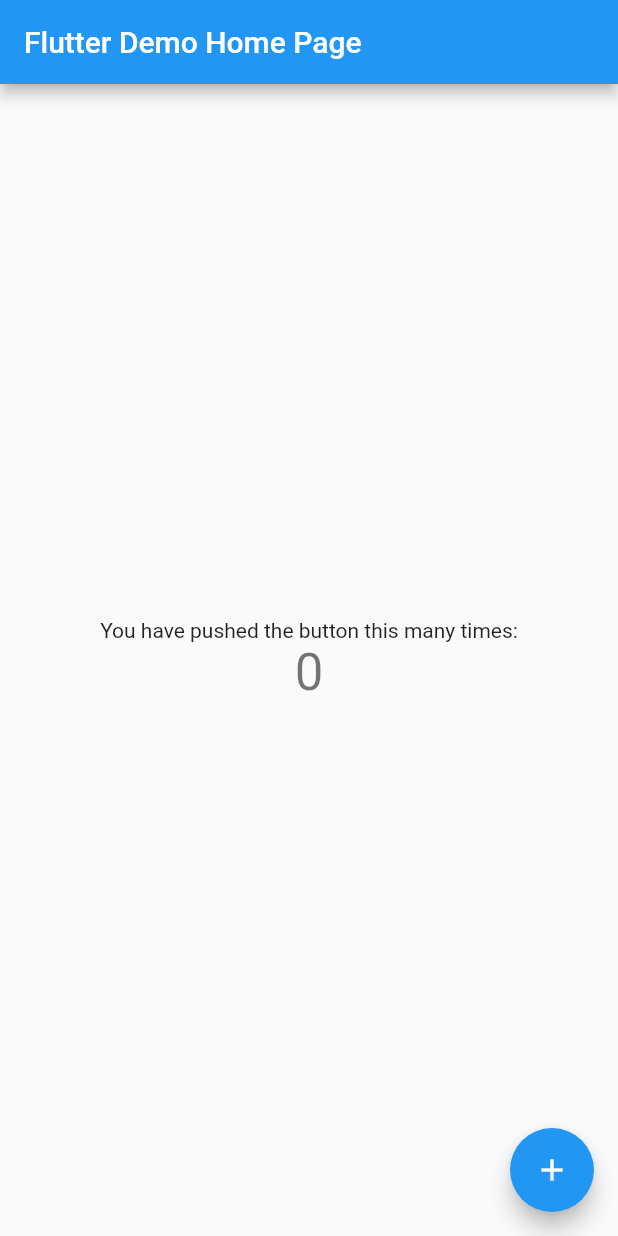
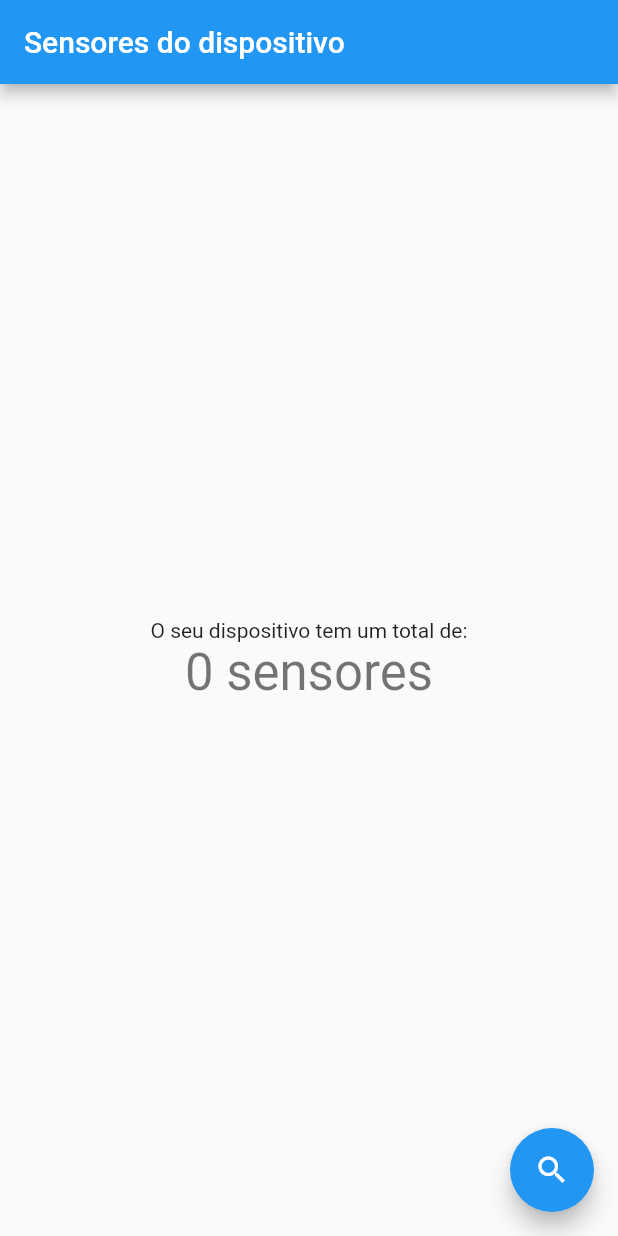
Before and after one commit to FIAP-Shift/Aula3-b-Channel-Sensors, a Flutter app: the screen it shows after launch, on a phone screen of 412 x 824 dp. Run offline on Flutter 3.47's test engine with Material 2 defaults, Android fonts, the phone set to English and light mode, and no system bars.

Commit message:
classe inicial dart

```diff
--- a/lib/main.dart
+++ b/lib/main.dart
@@ -5,113 +5,59 @@ void main() {
 }
 
 class MyApp extends StatelessWidget {
-  // This widget is the root of your application.
+
   @override
   Widget build(BuildContext context) {
     return MaterialApp(
       title: 'Flutter Demo',
       theme: ThemeData(
-        // This is the theme of your application.
-        //
-        // Try running your application with "flutter run". You'll see the
-        // application has a blue toolbar. Then, without quitting the app, try
-        // changing the primarySwatch below to Colors.green and then invoke
-        // "hot reload" (press "r" in the console where you ran "flutter run",
-        // or simply save your changes to "hot reload" in a Flutter IDE).
-        // Notice that the counter didn't reset back to zero; the application
-        // is not restarted.
         primarySwatch: Colors.blue,
-        // This makes the visual density adapt to the platform that you run
-        // the app on. For desktop platforms, the controls will be smaller and
-        // closer together (more dense) than on mobile platforms.
         visualDensity: VisualDensity.adaptivePlatformDensity,
       ),
-      home: MyHomePage(title: 'Flutter Demo Home Page'),
+      home: MyHomePage(),
     );
   }
 }
 
 class MyHomePage extends StatefulWidget {
-  MyHomePage({Key key, this.title}) : super(key: key);
-
-  // This widget is the home page of your application. It is stateful, meaning
-  // that it has a State object (defined below) that contains fields that affect
-  // how it looks.
-
-  // This class is the configuration for the state. It holds the values (in this
-  // case the title) provided by the parent (in this case the App widget) and
-  // used by the build method of the State. Fields in a Widget subclass are
-  // always marked "final".
-
-  final String title;
 
   @override
   _MyHomePageState createState() => _MyHomePageState();
+
 }
 
 class _MyHomePageState extends State<MyHomePage> {
-  int _counter = 0;
+  int _numberOfSensors = 0;
 
-  void _incrementCounter() {
-    setState(() {
-      // This call to setState tells the Flutter framework that something has
-      // changed in this State, which causes it to rerun the build method below
-      // so that the display can reflect the updated values. If we changed
-      // _counter without calling setState(), then the build method would not be
-      // called again, and so nothing would appear to happen.
-      _counter++;
-    });
+  void _findNumberOfSensors() {
+
   }
 
   @override
   Widget build(BuildContext context) {
-    // This method is rerun every time setState is called, for instance as done
-    // by the _incrementCounter method above.
-    //
-    // The Flutter framework has been optimized to make rerunning build methods
-    // fast, so that you can just rebuild anything that needs updating rather
-    // than having to individually change instances of widgets.
     return Scaffold(
       appBar: AppBar(
-        // Here we take the value from the MyHomePage object that was created by
-        // the App.build method, and use it to set our appbar title.
-        title: Text(widget.title),
+        title: Text("Sensores do dispositivo"),
       ),
       body: Center(
-        // Center is a layout widget. It takes a single child and positions it
-        // in the middle of the parent.
         child: Column(
-          // Column is also a layout widget. It takes a list of children and
-          // arranges them vertically. By default, it sizes itself to fit its
-          // children horizontally, and tries to be as tall as its parent.
-          //
-          // Invoke "debug painting" (press "p" in the console, choose the
-          // "Toggle Debug Paint" action from the Flutter Inspector in Android
-          // Studio, or the "Toggle Debug Paint" command in Visual Studio Code)
-          // to see the wireframe for each widget.
-          //
-          // Column has various properties to control how it sizes itself and
-          // how it positions its children. Here we use mainAxisAlignment to
-          // center the children vertically; the main axis here is the vertical
-          // axis because Columns are vertical (the cross axis would be
-          // horizontal).
           mainAxisAlignment: MainAxisAlignment.center,
           children: <Widget>[
             Text(
-              'You have pushed the button this many times:',
+              'O seu dispositivo tem um total de:',
             ),
             Text(
-              '$_counter',
+              '$_numberOfSensors sensores',
               style: Theme.of(context).textTheme.headline4,
             ),
           ],
         ),
       ),
       floatingActionButton: FloatingActionButton(
-        onPressed: _incrementCounter,
-        tooltip: 'Increment',
-        child: Icon(Icons.add),
-      ), // This trailing comma makes auto-formatting nicer for build methods.
+        onPressed: _findNumberOfSensors,
+        tooltip: 'Search',
+        child: Icon(Icons.search),
+      ),
     );
   }
 }
--- a/pubspec.yaml
+++ b/pubspec.yaml
@@ -28,6 +28,7 @@ dependencies:
   # The following adds the Cupertino Icons font to your application.
   # Use with the CupertinoIcons class for iOS style icons.
   cupertino_icons: ^0.1.3
+  sensors: ^0.4.2+5
 
 dev_dependencies:
   flutter_test:
```
Also changed, not shown: pubspec.lock.
